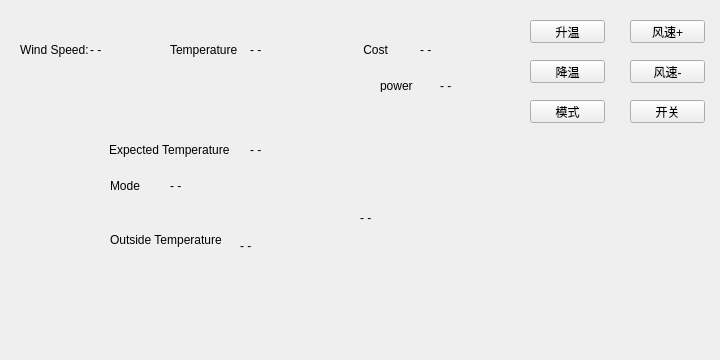
Above: src/client/panel.ui from Connor1996/Distributed-Air-Conditioning-System before the change. Below: the same form after it.
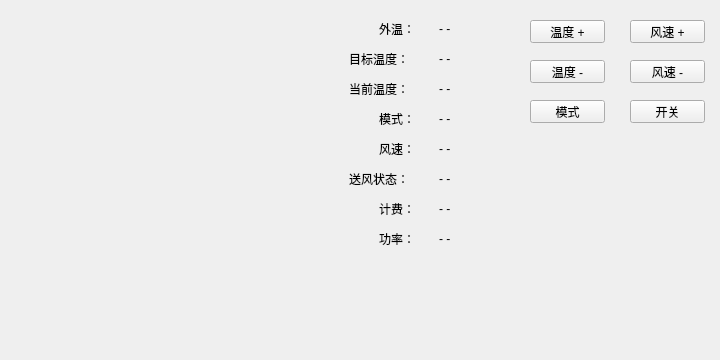
That is the form after the change.

What changed in the file:
```diff
--- a/src/client/panel.ui
+++ b/src/client/panel.ui
@@ -13,6 +13,9 @@
   <property name="windowTitle">
    <string>Form</string>
   </property>
+  <property name="styleSheet">
+   <string notr="true">font: 75 12pt &quot;等线&quot;;</string>
+  </property>
   <widget class="QWidget" name="controller" native="true">
    <property name="enabled">
     <bool>true</bool>
@@ -35,7 +38,7 @@
      </rect>
     </property>
     <property name="text">
-     <string>升温</string>
+     <string>温度 +</string>
     </property>
    </widget>
    <widget class="QPushButton" name="tempDown">
@@ -48,7 +51,7 @@
      </rect>
     </property>
     <property name="text">
-     <string>降温</string>
+     <string>温度 -</string>
     </property>
    </widget>
    <widget class="QPushButton" name="windUp">
@@ -61,7 +64,7 @@
      </rect>
     </property>
     <property name="text">
-     <string>风速+</string>
+     <string>风速 +</string>
     </property>
    </widget>
    <widget class="QPushButton" name="windDown">
@@ -74,7 +77,7 @@
      </rect>
     </property>
     <property name="text">
-     <string>风速-</string>
+     <string>风速 -</string>
     </property>
    </widget>
    <widget class="QPushButton" name="modeButton">
@@ -109,69 +112,105 @@
     <rect>
      <x>10</x>
      <y>10</y>
-     <width>501</width>
+     <width>331</width>
      <height>331</height>
     </rect>
    </property>
-   <widget class="QLabel" name="label">
-    <property name="geometry">
-     <rect>
-      <x>10</x>
-      <y>20</y>
-      <width>70</width>
-      <height>40</height>
-     </rect>
-    </property>
-    <property name="text">
-     <string>Wind Speed:</string>
-    </property>
-   </widget>
-   <widget class="QLabel" name="windSpeed">
-    <property name="geometry">
-     <rect>
-      <x>80</x>
-      <y>20</y>
-      <width>70</width>
-      <height>40</height>
-     </rect>
-    </property>
-    <property name="text">
-     <string>- -</string>
-    </property>
-   </widget>
+  </widget>
+  <widget class="QWidget" name="illustrationWidget" native="true">
+   <property name="geometry">
+    <rect>
+     <x>349</x>
+     <y>9</y>
+     <width>171</width>
+     <height>331</height>
+    </rect>
+   </property>
    <widget class="QLabel" name="label_2">
     <property name="geometry">
      <rect>
-      <x>160</x>
-      <y>20</y>
-      <width>70</width>
-      <height>40</height>
+      <x>0</x>
+      <y>70</y>
+      <width>81</width>
+      <height>20</height>
      </rect>
     </property>
     <property name="text">
-     <string>Temperature</string>
-    </property>
-   </widget>
-   <widget class="QLabel" name="temperature">
-    <property name="geometry">
-     <rect>
-      <x>240</x>
-      <y>20</y>
-      <width>101</width>
-      <height>40</height>
-     </rect>
-    </property>
-    <property name="text">
-     <string>- -</string>
+     <string>当前温度：</string>
     </property>
    </widget>
    <widget class="QLabel" name="cost">
     <property name="geometry">
      <rect>
-      <x>410</x>
-      <y>20</y>
-      <width>70</width>
-      <height>40</height>
+      <x>90</x>
+      <y>190</y>
+      <width>54</width>
+      <height>20</height>
+     </rect>
+    </property>
+    <property name="text">
+     <string>- -</string>
+    </property>
+   </widget>
+   <widget class="QLabel" name="power">
+    <property name="geometry">
+     <rect>
+      <x>90</x>
+      <y>220</y>
+      <width>54</width>
+      <height>20</height>
+     </rect>
+    </property>
+    <property name="text">
+     <string>- -</string>
+    </property>
+   </widget>
+   <widget class="QLabel" name="label">
+    <property name="geometry">
+     <rect>
+      <x>30</x>
+      <y>130</y>
+      <width>51</width>
+      <height>20</height>
+     </rect>
+    </property>
+    <property name="text">
+     <string>风速：</string>
+    </property>
+   </widget>
+   <widget class="QLabel" name="temperature">
+    <property name="geometry">
+     <rect>
+      <x>90</x>
+      <y>70</y>
+      <width>54</width>
+      <height>20</height>
+     </rect>
+    </property>
+    <property name="text">
+     <string>- -</string>
+    </property>
+   </widget>
+   <widget class="QLabel" name="label_5">
+    <property name="geometry">
+     <rect>
+      <x>30</x>
+      <y>100</y>
+      <width>51</width>
+      <height>20</height>
+     </rect>
+    </property>
+    <property name="text">
+     <string>模式：</string>
+    </property>
+   </widget>
+   <widget class="QLabel" name="working">
+    <property name="geometry">
+     <rect>
+      <x>90</x>
+      <y>160</y>
+      <width>71</width>
+      <height>20</height>
      </rect>
     </property>
     <property name="text">
@@ -181,131 +220,118 @@
    <widget class="QLabel" name="label_3">
     <property name="geometry">
      <rect>
-      <x>330</x>
-      <y>20</y>
-      <width>70</width>
-      <height>40</height>
+      <x>30</x>
+      <y>190</y>
+      <width>51</width>
+      <height>20</height>
      </rect>
     </property>
     <property name="text">
-     <string>       Cost</string>
+     <string>计费：</string>
     </property>
    </widget>
    <widget class="QLabel" name="expectedTemp">
     <property name="geometry">
      <rect>
-      <x>240</x>
-      <y>120</y>
-      <width>101</width>
-      <height>40</height>
-     </rect>
-    </property>
-    <property name="text">
-     <string>- -</string>
-    </property>
-   </widget>
-   <widget class="QLabel" name="label_4">
-    <property name="geometry">
-     <rect>
-      <x>99</x>
-      <y>120</y>
-      <width>131</width>
-      <height>40</height>
-     </rect>
-    </property>
-    <property name="text">
-     <string>Expected Temperature</string>
-    </property>
-   </widget>
-   <widget class="QLabel" name="label_5">
-    <property name="geometry">
-     <rect>
-      <x>100</x>
-      <y>170</y>
+      <x>90</x>
+      <y>40</y>
       <width>54</width>
-      <height>12</height>
+      <height>20</height>
      </rect>
     </property>
     <property name="text">
-     <string>Mode</string>
+     <string>- -</string>
     </property>
    </widget>
    <widget class="QLabel" name="mode">
     <property name="geometry">
      <rect>
-      <x>160</x>
-      <y>170</y>
+      <x>90</x>
+      <y>100</y>
       <width>54</width>
-      <height>12</height>
+      <height>20</height>
      </rect>
     </property>
     <property name="text">
      <string>- -</string>
     </property>
    </widget>
-   <widget class="QLabel" name="label_6">
+   <widget class="QLabel" name="windSpeed">
     <property name="geometry">
      <rect>
-      <x>100</x>
-      <y>220</y>
-      <width>121</width>
+      <x>90</x>
+      <y>130</y>
+      <width>54</width>
       <height>20</height>
      </rect>
     </property>
     <property name="text">
-     <string>Outside Temperature</string>
+     <string>- -</string>
+    </property>
+   </widget>
+   <widget class="QLabel" name="label_8">
+    <property name="geometry">
+     <rect>
+      <x>0</x>
+      <y>160</y>
+      <width>81</width>
+      <height>20</height>
+     </rect>
+    </property>
+    <property name="text">
+     <string>送风状态：</string>
+    </property>
+   </widget>
+   <widget class="QLabel" name="label_4">
+    <property name="geometry">
+     <rect>
+      <x>0</x>
+      <y>40</y>
+      <width>81</width>
+      <height>20</height>
+     </rect>
+    </property>
+    <property name="text">
+     <string>目标温度：</string>
     </property>
    </widget>
    <widget class="QLabel" name="originalTemp">
     <property name="geometry">
      <rect>
-      <x>230</x>
-      <y>230</y>
+      <x>90</x>
+      <y>10</y>
       <width>54</width>
-      <height>12</height>
+      <height>20</height>
      </rect>
     </property>
     <property name="text">
      <string>- -</string>
     </property>
    </widget>
-   <widget class="QLabel" name="working">
+   <widget class="QLabel" name="label_6">
     <property name="geometry">
      <rect>
-      <x>350</x>
-      <y>200</y>
-      <width>101</width>
-      <height>16</height>
+      <x>30</x>
+      <y>10</y>
+      <width>51</width>
+      <height>20</height>
      </rect>
     </property>
     <property name="text">
-     <string>- -</string>
+     <string>外温：</string>
     </property>
    </widget>
    <widget class="QLabel" name="label_7">
     <property name="geometry">
      <rect>
-      <x>370</x>
-      <y>70</y>
-      <width>54</width>
-      <height>12</height>
+      <x>30</x>
+      <y>220</y>
+      <width>51</width>
+      <height>20</height>
      </rect>
     </property>
     <property name="text">
-     <string>power</string>
-    </property>
-   </widget>
-   <widget class="QLabel" name="power">
-    <property name="geometry">
-     <rect>
-      <x>430</x>
-      <y>70</y>
-      <width>54</width>
-      <height>12</height>
-     </rect>
-    </property>
-    <property name="text">
-     <string>- -</string>
+     <string>功率：</string>
     </property>
    </widget>
   </widget>
```
Left out of the diff: 3 changed lines with no effect on the pictures.
